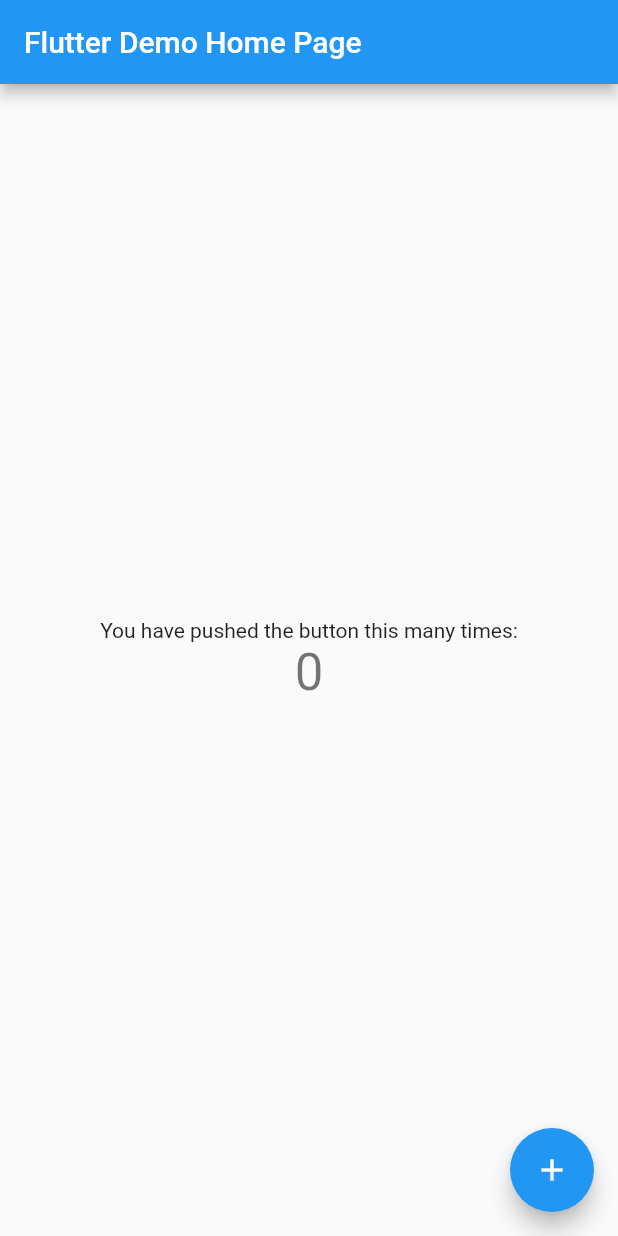
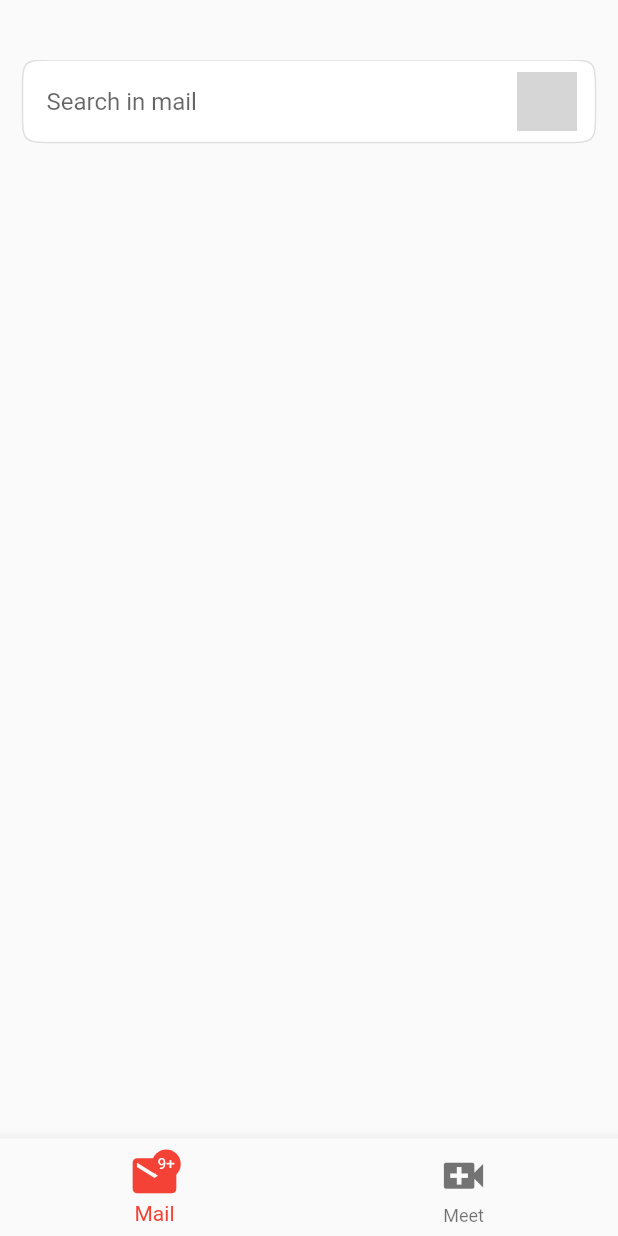
Before and after one commit to shindejayesharun/flutter_gmail, a Flutter app: the screen it shows after launch, on a phone screen of 412 x 824 dp. Run offline on Flutter 3.47's test engine with Material 2 defaults, Android fonts, the phone set to English and light mode, and no system bars; grey boxes are pictures that could not be loaded.

Commit message:
app bar added

```diff
--- a/lib/main.dart
+++ b/lib/main.dart
@@ -1,4 +1,5 @@
 import 'package:flutter/material.dart';
+import 'package:flutter_gmail/screens/home/home_tab.dart';
 
 void main() {
   runApp(MyApp());
@@ -10,104 +11,11 @@
   Widget build(BuildContext context) {
     return MaterialApp(
       title: 'Flutter Demo',
+      debugShowCheckedModeBanner: false,
       theme: ThemeData(
-        // This is the theme of your application.
-        //
-        // Try running your application with "flutter run". You'll see the
-        // application has a blue toolbar. Then, without quitting the app, try
-        // changing the primarySwatch below to Colors.green and then invoke
-        // "hot reload" (press "r" in the console where you ran "flutter run",
-        // or simply save your changes to "hot reload" in a Flutter IDE).
-        // Notice that the counter didn't reset back to zero; the application
-        // is not restarted.
         primarySwatch: Colors.blue,
       ),
-      home: MyHomePage(title: 'Flutter Demo Home Page'),
+      home: HomeTab(),
     );
   }
 }
-
-class MyHomePage extends StatefulWidget {
-  MyHomePage({Key? key, required this.title}) : super(key: key);
-
-  // This widget is the home page of your application. It is stateful, meaning
-  // that it has a State object (defined below) that contains fields that affect
-  // how it looks.
-
-  // This class is the configuration for the state. It holds the values (in this
-  // case the title) provided by the parent (in this case the App widget) and
-  // used by the build method of the State. Fields in a Widget subclass are
-  // always marked "final".
-
-  final String title;
-
-  @override
-  _MyHomePageState createState() => _MyHomePageState();
-}
-
-class _MyHomePageState extends State<MyHomePage> {
-  int _counter = 0;
-
-  void _incrementCounter() {
-    setState(() {
-      // This call to setState tells the Flutter framework that something has
-      // changed in this State, which causes it to rerun the build method below
-      // so that the display can reflect the updated values. If we changed
-      // _counter without calling setState(), then the build method would not be
-      // called again, and so nothing would appear to happen.
-      _counter++;
-    });
-  }
-
-  @override
-  Widget build(BuildContext context) {
-    // This method is rerun every time setState is called, for instance as done
-    // by the _incrementCounter method above.
-    //
-    // The Flutter framework has been optimized to make rerunning build methods
-    // fast, so that you can just rebuild anything that needs updating rather
-    // than having to individually change instances of widgets.
-    return Scaffold(
-      appBar: AppBar(
-        // Here we take the value from the MyHomePage object that was created by
-        // the App.build method, and use it to set our appbar title.
-        title: Text(widget.title),
-      ),
-      body: Center(
-        // Center is a layout widget. It takes a single child and positions it
-        // in the middle of the parent.
-        child: Column(
-          // Column is also a layout widget. It takes a list of children and
-          // arranges them vertically. By default, it sizes itself to fit its
-          // children horizontally, and tries to be as tall as its parent.
-          //
-          // Invoke "debug painting" (press "p" in the console, choose the
-          // "Toggle Debug Paint" action from the Flutter Inspector in Android
-          // Studio, or the "Toggle Debug Paint" command in Visual Studio Code)
-          // to see the wireframe for each widget.
-          //
-          // Column has various properties to control how it sizes itself and
-          // how it positions its children. Here we use mainAxisAlignment to
-          // center the children vertically; the main axis here is the vertical
-          // axis because Columns are vertical (the cross axis would be
-          // horizontal).
-          mainAxisAlignment: MainAxisAlignment.center,
-          children: <Widget>[
-            Text(
-              'You have pushed the button this many times:',
-            ),
-            Text(
-              '$_counter',
-              style: Theme.of(context).textTheme.headline4,
-            ),
-          ],
-        ),
-      ),
-      floatingActionButton: FloatingActionButton(
-        onPressed: _incrementCounter,
-        tooltip: 'Increment',
-        child: Icon(Icons.add),
-      ), // This trailing comma makes auto-formatting nicer for build methods.
-    );
-  }
-}
--- /dev/null
+++ b/lib/screens/components/gmail_app_bar_view.dart
@@ -0,0 +1,45 @@
+import 'package:flutter/material.dart';
+
+class GmailAppBarView extends StatelessWidget with PreferredSizeWidget {
+  const GmailAppBarView({Key? key}) : super(key: key);
+
+  @override
+  Widget build(BuildContext context) {
+    return Stack(
+      children: <Widget>[
+        Positioned(
+            top: 10,
+            right: 15,
+            left: 15,
+            child: Container(
+              color: Colors.white,
+              child: Row(
+                children: [
+                  Material(
+                    type: MaterialType.transparency,
+                    child: IconButton(
+                      onPressed: () {},
+                      icon: Icon(Icons.menu),
+                    ),
+                  ),
+                  Expanded(
+                    child: TextField(
+                      cursorColor: Colors.black,
+                      keyboardType: TextInputType.text,
+                      textInputAction: TextInputAction.go,
+                      decoration: InputDecoration(
+                          border: InputBorder.none,
+                          contentPadding: EdgeInsets.symmetric(horizontal: 15),
+                          hintText: "Search..."),
+                    ),
+                  ),
+                ],
+              ),
+            ))
+      ],
+    );
+  }
+
+  @override
+  Size get preferredSize => Size.fromHeight(kToolbarHeight);
+}
--- /dev/null
+++ b/lib/screens/home/home_tab.dart
@@ -0,0 +1,67 @@
+import 'package:flutter/material.dart';
+import 'package:flutter_gmail/screens/meet_list/meet_list_view.dart';
+
+class HomeTab extends StatefulWidget {
+  const HomeTab({Key? key}) : super(key: key);
+
+  @override
+  _HomeTabState createState() => _HomeTabState();
+}
+
+class _HomeTabState extends State<HomeTab> {
+  int _currentIndex = 0;
+  final List<Widget> _children = [MeetListView(), Text("meet")];
+
+  @override
+  Widget build(BuildContext context) {
+    return Scaffold(
+      body: _children[_currentIndex],
+      bottomNavigationBar: BottomNavigationBar(
+        fixedColor: Colors.red,
+        currentIndex: _currentIndex,
+        onTap: onTabChanged,
+        items: [
+          new BottomNavigationBarItem(
+              icon: Stack(
+                children: [
+                  Icon(
+                    Icons.mail,
+                    size: 35,
+                  ),
+                  Positioned(
+                    top: 0,
+                    right: 0,
+                    child: Container(
+                      padding: EdgeInsets.all(4),
+                      decoration: BoxDecoration(color: Colors.red,shape: BoxShape.circle),
+                       constraints: BoxConstraints(
+                        minWidth: 15,
+                        minHeight: 15,
+                      ),
+                      child: Text(
+                        "9+",
+                        style: TextStyle(color: Colors.white, fontSize: 10),
+                        textAlign: TextAlign.center
+                      ),
+                    ),
+                  )
+                ],
+              ),
+              label: "Mail"),
+          new BottomNavigationBarItem(
+              icon: Icon(
+                Icons.video_call,
+                size: 35,
+              ),
+              label: "Meet"),
+        ],
+      ),
+    );
+  }
+
+  void onTabChanged(int index){
+    setState(() {
+      _currentIndex = index;
+    });
+  }
+}
--- /dev/null
+++ b/lib/screens/meet_list/meet_list_view.dart
@@ -0,0 +1,87 @@
+import 'package:flutter/material.dart';
+import 'package:flutter_gmail/screens/components/gmail_app_bar_view.dart';
+
+class MeetListView extends StatefulWidget {
+  const MeetListView({Key? key}) : super(key: key);
+
+  @override
+  _MeetListViewState createState() => _MeetListViewState();
+}
+
+class _MeetListViewState extends State<MeetListView> {
+  ScrollController _scrollController = new ScrollController();
+  static final GlobalKey<ScaffoldState> _key = GlobalKey<ScaffoldState>();
+
+  @override
+  Widget build(BuildContext context) {
+    return Scaffold(
+      key: _key,
+      appBar: null,//GmailAppBarView(),
+      body: Padding(
+        padding: EdgeInsets.only(top: 40),
+        child: CustomScrollView(
+          controller: _scrollController,
+          slivers: [
+            SliverPadding(
+              padding: EdgeInsets.fromLTRB(15, 0, 15, 5),
+              sliver: SliverAppBar(
+                toolbarHeight: 55,
+                primary: false,
+                backgroundColor: Colors.white,
+                iconTheme: IconThemeData(color: Colors.black),
+                title: TextBox(),
+                elevation: 2,
+                floating: true,
+                shape: ContinuousRectangleBorder(
+                  side: BorderSide(width: 1,color: Colors.grey.withOpacity(0.3)),
+                  borderRadius: BorderRadius.circular(22)
+                ),
+                actions: [
+                  Container(
+                    width: 65,
+                    child: PopupMenuButton<String>(
+                      icon: CircleAvatar(
+                          backgroundImage: AssetImage('assets/deepa2.jpg')),
+                      itemBuilder: (BuildContext context) {
+                        return [
+                          PopupMenuItem<String>(
+                            value: '1',
+                            child: Text('1'),
+                          ),
+                          PopupMenuItem<String>(
+                            value: '2',
+                            child: Text('2'),
+                          ),
+                        ];
+                      },
+                    ),
+                  ),
+                ],
+              ),
+            )
+          ],
+        ),
+      ),
+    );
+  }
+
+
+}
+
+class TextBox extends StatelessWidget {
+  @override
+  Widget build(BuildContext context) {
+    return Container(
+      child: TextField(
+        cursorHeight: 20,
+        decoration: InputDecoration(
+          hintText: 'Search in mail',
+          border: InputBorder.none,
+        ),
+        onTap: () {
+          //showSearch(context: context, delegate: Datasearch());
+        },
+      ),
+    );
+  }
+}
```
